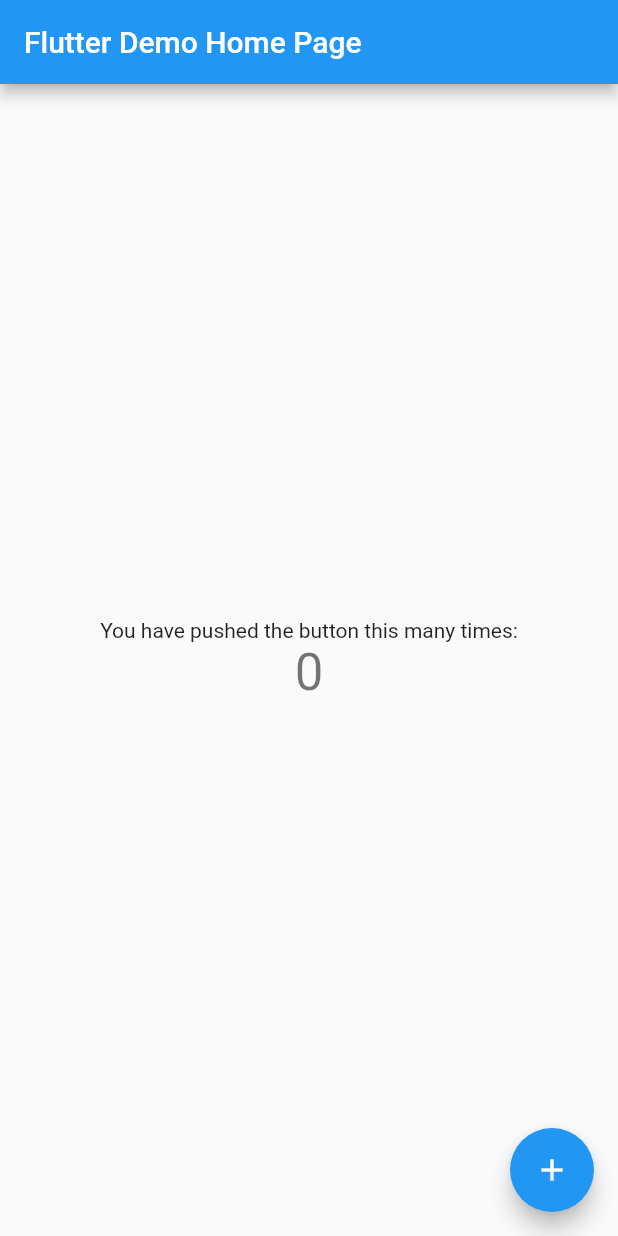
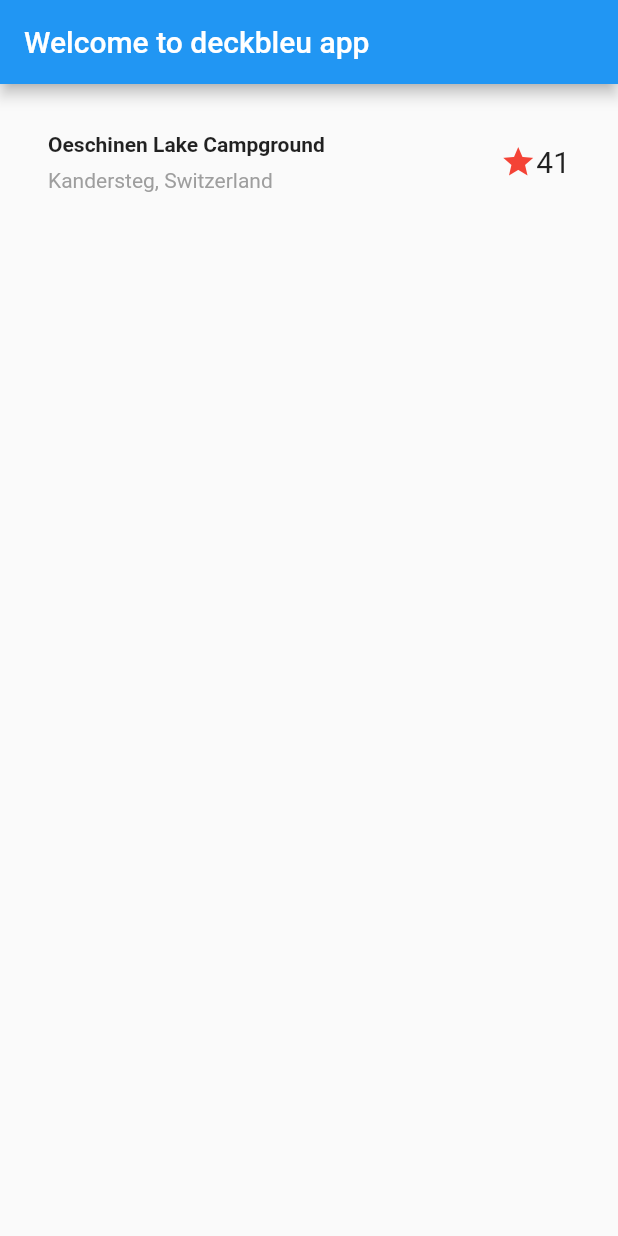
Before and after one commit to Aeners/deckbleu, a Flutter app: the screen it shows after launch, on a phone screen of 412 x 824 dp. Run offline on Flutter 3.47's test engine with Material 2 defaults, Android fonts, the phone set to English and light mode, and no system bars.

Commit message:
basic flutter layouts training

```diff
--- a/lib/main.dart
+++ b/lib/main.dart
@@ -1,111 +1,38 @@
 import 'package:flutter/material.dart';
 
-void main() => runApp(MyApp());
+void main() => runApp(HelloWorld());
 
-class MyApp extends StatelessWidget {
-  // This widget is the root of your application.
+class HelloWorld extends StatelessWidget {
   @override
   Widget build(BuildContext context) {
+    Widget titleSection = Container(
+        padding: const EdgeInsets.all(32),
+        child: Row(children: [
+          Expanded(
+              child: Column(
+            crossAxisAlignment: CrossAxisAlignment.start,
+            children: <Widget>[
+              Container(
+                padding: const EdgeInsets.only(bottom: 8),
+                child: Text('Oeschinen Lake Campground',
+                    style: TextStyle(fontWeight: FontWeight.bold)),
+              ),
+              Text('Kandersteg, Switzerland',
+                  style: TextStyle(color: Colors.grey[500]))
+            ],
+          )),
+          Column(
+            children: <Widget>[Icon(Icons.star, color: Colors.red[500])],
+          ),
+          Column(
+            children: <Widget>[Text('41', style: TextStyle(fontSize: 20.0))],
+          )
+        ]));
     return MaterialApp(
-      title: 'Flutter Demo',
-      theme: ThemeData(
-        // This is the theme of your application.
-        //
-        // Try running your application with "flutter run". You'll see the
-        // application has a blue toolbar. Then, without quitting the app, try
-        // changing the primarySwatch below to Colors.green and then invoke
-        // "hot reload" (press "r" in the console where you ran "flutter run",
-        // or simply save your changes to "hot reload" in a Flutter IDE).
-        // Notice that the counter didn't reset back to zero; the application
-        // is not restarted.
-        primarySwatch: Colors.blue,
-      ),
-      home: MyHomePage(title: 'Flutter Demo Home Page'),
-    );
+        title: 'deckbleu',
+        home: Scaffold(
+          appBar: AppBar(title: Text('Welcome to deckbleu app')),
+          body: Column(children: [titleSection]),
+        ));
   }
 }
-
-class MyHomePage extends StatefulWidget {
-  MyHomePage({Key key, this.title}) : super(key: key);
-
-  // This widget is the home page of your application. It is stateful, meaning
-  // that it has a State object (defined below) that contains fields that affect
-  // how it looks.
-
-  // This class is the configuration for the state. It holds the values (in this
-  // case the title) provided by the parent (in this case the App widget) and
-  // used by the build method of the State. Fields in a Widget subclass are
-  // always marked "final".
-
-  final String title;
-
-  @override
-  _MyHomePageState createState() => _MyHomePageState();
-}
-
-class _MyHomePageState extends State<MyHomePage> {
-  int _counter = 0;
-
-  void _incrementCounter() {
-    setState(() {
-      // This call to setState tells the Flutter framework that something has
-      // changed in this State, which causes it to rerun the build method below
-      // so that the display can reflect the updated values. If we changed
-      // _counter without calling setState(), then the build method would not be
-      // called again, and so nothing would appear to happen.
-      _counter++;
-    });
-  }
-
-  @override
-  Widget build(BuildContext context) {
-    // This method is rerun every time setState is called, for instance as done
-    // by the _incrementCounter method above.
-    //
-    // The Flutter framework has been optimized to make rerunning build methods
-    // fast, so that you can just rebuild anything that needs updating rather
-    // than having to individually change instances of widgets.
-    return Scaffold(
-      appBar: AppBar(
-        // Here we take the value from the MyHomePage object that was created by
-        // the App.build method, and use it to set our appbar title.
-        title: Text(widget.title),
-      ),
-      body: Center(
-        // Center is a layout widget. It takes a single child and positions it
-        // in the middle of the parent.
-        child: Column(
-          // Column is also a layout widget. It takes a list of children and
-          // arranges them vertically. By default, it sizes itself to fit its
-          // children horizontally, and tries to be as tall as its parent.
-          //
-          // Invoke "debug painting" (press "p" in the console, choose the
-          // "Toggle Debug Paint" action from the Flutter Inspector in Android
-          // Studio, or the "Toggle Debug Paint" command in Visual Studio Code)
-          // to see the wireframe for each widget.
-          //
-          // Column has various properties to control how it sizes itself and
-          // how it positions its children. Here we use mainAxisAlignment to
-          // center the children vertically; the main axis here is the vertical
-          // axis because Columns are vertical (the cross axis would be
-          // horizontal).
-          mainAxisAlignment: MainAxisAlignment.center,
-          children: <Widget>[
-            Text(
-              'You have pushed the button this many times:',
-            ),
-            Text(
-              '$_counter',
-              style: Theme.of(context).textTheme.display1,
-            ),
-          ],
-        ),
-      ),
-      floatingActionButton: FloatingActionButton(
-        onPressed: _incrementCounter,
-        tooltip: 'Increment',
-        child: Icon(Icons.add),
-      ), // This trailing comma makes auto-formatting nicer for build methods.
-    );
-  }
-}
```
